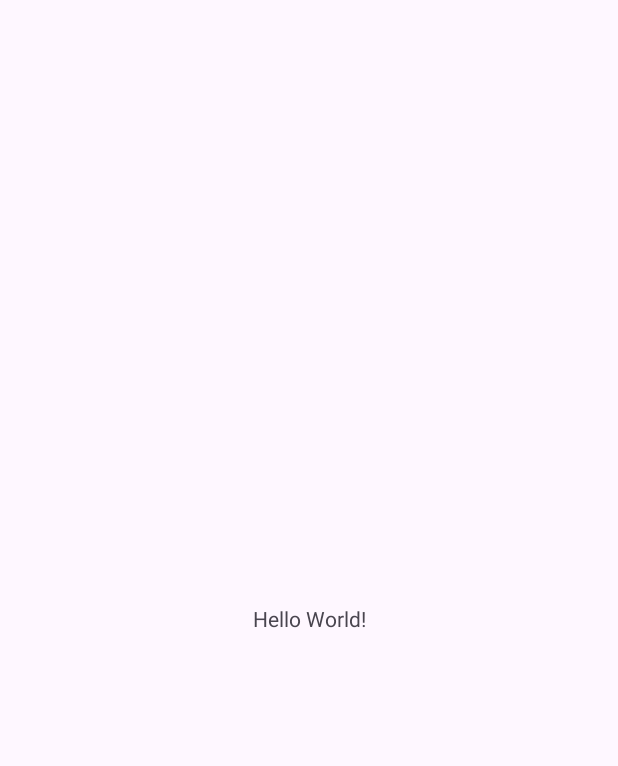
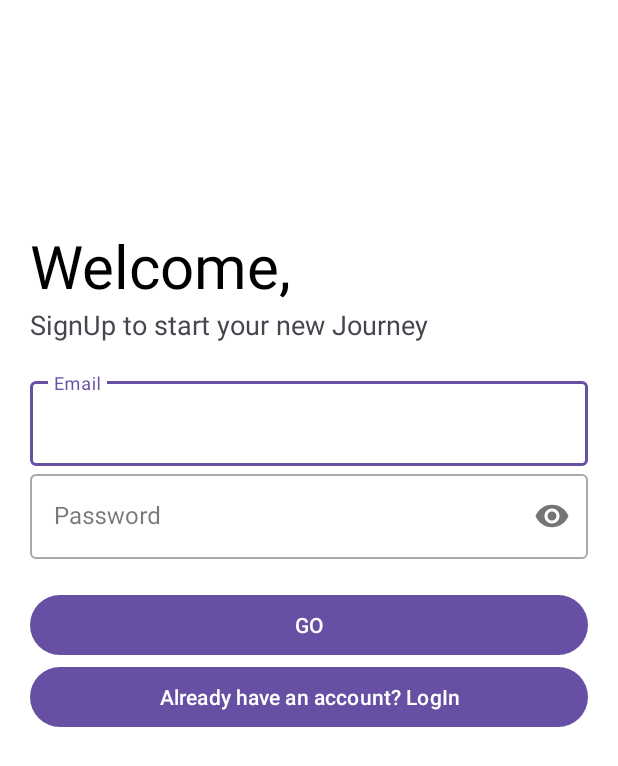
Before and after one commit to shaharm87/SellHub, an Android app: the screen it shows after launch (MainActivity before the commit, Register after it), on a phone screen of 412 x 824 dp. Before the commit the part shown is almost empty. Shown: the top 766 px of the screen. Run offline under Robolectric (Android 15) with nearby library versions, the phone set to English and light mode, and no system bars; our stand-ins replace Firebase (no records; nobody signed in at launch, a user with empty details on screens opened directly).

Commit message:
added register page

```diff
--- a/app/src/main/java/com/example/sellhub/MainActivity.kt
+++ b/app/src/main/java/com/example/sellhub/MainActivity.kt
@@ -1,11 +1,21 @@
 package com.example.sellhub
 
+import android.content.Intent
+import android.os.Bundle
 import androidx.appcompat.app.AppCompatActivity
-import android.os.Bundle
+import com.example.sellhub.managers.UserManager
+
 
 class MainActivity : AppCompatActivity() {
+
+    private val userManager = UserManager() // Initialize UserManager
     override fun onCreate(savedInstanceState: Bundle?) {
         super.onCreate(savedInstanceState)
         setContentView(R.layout.activity_main)
+
+        val intent = Intent(this, Register::class.java)
+        startActivity(intent)
+
+
     }
 }
--- /dev/null
+++ b/app/src/main/java/com/example/sellhub/Register.kt
@@ -0,0 +1,40 @@
+package com.example.sellhub
+
+import androidx.appcompat.app.AppCompatActivity
+import android.os.Bundle
+import android.util.Log
+import android.view.View
+import android.widget.EditText
+import android.widget.Toast
+import com.example.sellhub.managers.UserManager
+import com.google.android.material.textfield.TextInputEditText
+import com.google.android.material.textfield.TextInputLayout
+import java.lang.Exception
+
+class Register : AppCompatActivity() {
+    private val userManager = UserManager()
+    override fun onCreate(savedInstanceState: Bundle?) {
+        super.onCreate(savedInstanceState)
+        setContentView(R.layout.activity_register)
+    }
+
+    fun onButtonClick(view: View) {
+        try {
+            val email = findViewById<TextInputEditText>(R.id.reg_email).text.toString()
+            val password = findViewById<TextInputEditText>(R.id.reg_password).text.toString()
+            userManager.registerUser(email, password) { isSuccess, errorMessage ->
+                if (isSuccess) {
+                    // Registration successful
+                    Toast.makeText(this, "User registered successfully!", Toast.LENGTH_SHORT).show()
+                } else {
+                    // Registration failed
+                    Toast.makeText(this, "Registration failed: $errorMessage", Toast.LENGTH_SHORT)
+                        .show()
+                }
+
+            }
+        } catch (e: Exception) {
+            Log.d("Tag", e.message.toString());
+        }
+    }
+}
--- /dev/null
+++ b/app/src/main/res/layout/activity_register.xml
@@ -0,0 +1,75 @@
+<?xml version="1.0" encoding="utf-8"?>
+<LinearLayout xmlns:android="http://schemas.android.com/apk/res/android"
+    xmlns:app="http://schemas.android.com/apk/res-auto"
+    xmlns:tools="http://schemas.android.com/tools"
+    android:layout_width="match_parent"
+    android:layout_height="match_parent"
+    tools:context=".Register"
+    android:orientation="vertical"
+    android:background="#fff"
+    android:padding="20dp">
+    <ImageView
+        android:layout_width="150dp"
+        android:layout_height="150dp"
+        android:transitionName="logo_image"/>
+    <TextView
+        android:layout_width="wrap_content"
+        android:layout_height="wrap_content"
+        android:text="Welcome,"
+        android:textSize="40sp"
+        android:transitionName="logo_text"
+        android:layout_marginTop="-20dp"
+        android:textColor="#000"/>
+    <TextView
+        android:layout_width="wrap_content"
+        android:layout_height="wrap_content"
+        android:text="SignUp to start your new Journey"
+        android:textSize="18sp"
+        android:transitionName="logo_desc"/>
+    <LinearLayout
+        android:layout_width="match_parent"
+        android:layout_height="wrap_content"
+        android:orientation="vertical"
+        android:layout_marginTop="20dp"
+        android:layout_marginBottom="20dp">
+        <com.google.android.material.textfield.TextInputLayout
+            android:layout_width="match_parent"
+            android:layout_height="wrap_content"
+            android:hint="Email"
+            style="@style/Widget.MaterialComponents.TextInputLayout.OutlinedBox">
+            <com.google.android.material.textfield.TextInputEditText
+                android:layout_width="match_parent"
+                android:layout_height="wrap_content"
+                android:inputType="textEmailAddress"
+                android:id="@+id/reg_email" />
+        </com.google.android.material.textfield.TextInputLayout>
+        <com.google.android.material.textfield.TextInputLayout
+            android:layout_width="match_parent"
+            android:layout_height="wrap_content"
+            android:hint="Password"
+            app:passwordToggleEnabled="true"
+            android:transitionName="password_tran"
+            style="@style/Widget.MaterialComponents.TextInputLayout.OutlinedBox">
+            <com.google.android.material.textfield.TextInputEditText
+                android:layout_width="match_parent"
+                android:layout_height="wrap_content"
+                android:inputType="textPassword"
+                android:id="@+id/reg_password">
+            </com.google.android.material.textfield.TextInputEditText>
+        </com.google.android.material.textfield.TextInputLayout>
+    </LinearLayout>
+    <Button
+        android:id="@+id/reg_btn"
+        android:layout_width="match_parent"
+        android:layout_height="wrap_content"
+        android:text="@string/go"
+        android:transitionName="button_tran"
+        android:onClick="onButtonClick"
+        />
+    <Button
+        android:id="@+id/reg_login_btn"
+        android:layout_width="match_parent"
+        android:layout_height="wrap_content"
+        android:text="@string/already_have_an_account_login"
+        android:transitionName="button_tran"/>
+</LinearLayout>
--- /dev/null
+++ b/app/src/main/res/values-land/dimens.xml
@@ -0,0 +1,3 @@
+<resources>
+    <dimen name="fab_margin">48dp</dimen>
+</resources>
--- /dev/null
+++ b/app/src/main/res/values-v23/themes.xml
@@ -0,0 +1,9 @@
+<resources xmlns:tools="http://schemas.android.com/tools">
+
+    <style name="Theme.SellHub" parent="Base.Theme.SellHub">
+        <!-- Transparent system bars for edge-to-edge. -->
+        <item name="android:navigationBarColor">@android:color/transparent</item>
+        <item name="android:statusBarColor">@android:color/transparent</item>
+        <item name="android:windowLightStatusBar">?attr/isLightTheme</item>
+    </style>
+</resources>
--- /dev/null
+++ b/app/src/main/res/values-w1240dp/dimens.xml
@@ -0,0 +1,3 @@
+<resources>
+    <dimen name="fab_margin">200dp</dimen>
+</resources>
--- /dev/null
+++ b/app/src/main/res/values-w600dp/dimens.xml
@@ -0,0 +1,3 @@
+<resources>
+    <dimen name="fab_margin">48dp</dimen>
+</resources>
--- /dev/null
+++ b/app/src/main/res/values/dimens.xml
@@ -0,0 +1,3 @@
+<resources>
+    <dimen name="fab_margin">16dp</dimen>
+</resources>
```
Also changed, not shown: app/build.gradle.kts (+7 -0 lines), app/src/main/AndroidManifest.xml (+7 -0 lines), app/src/main/java/com/example/sellhub/Login.kt (added, +11 -0 lines), app/src/main/java/com/example/sellhub/managers/UserManager.kt (added, +51 -0 lines), app/src/main/res/layout/activity_login.xml (added, +9 -0 lines), app/src/main/res/navigation/nav_graph.xml (added, +28 -0 lines), app/src/main/res/values/strings.xml (+44 -0 lines).
